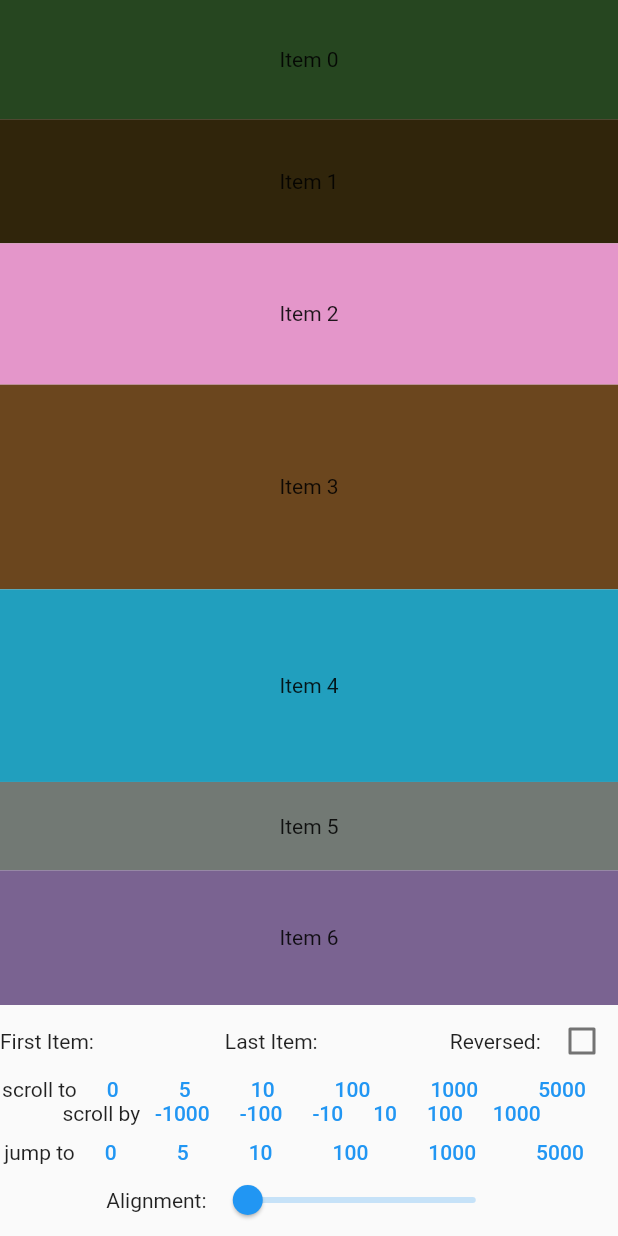
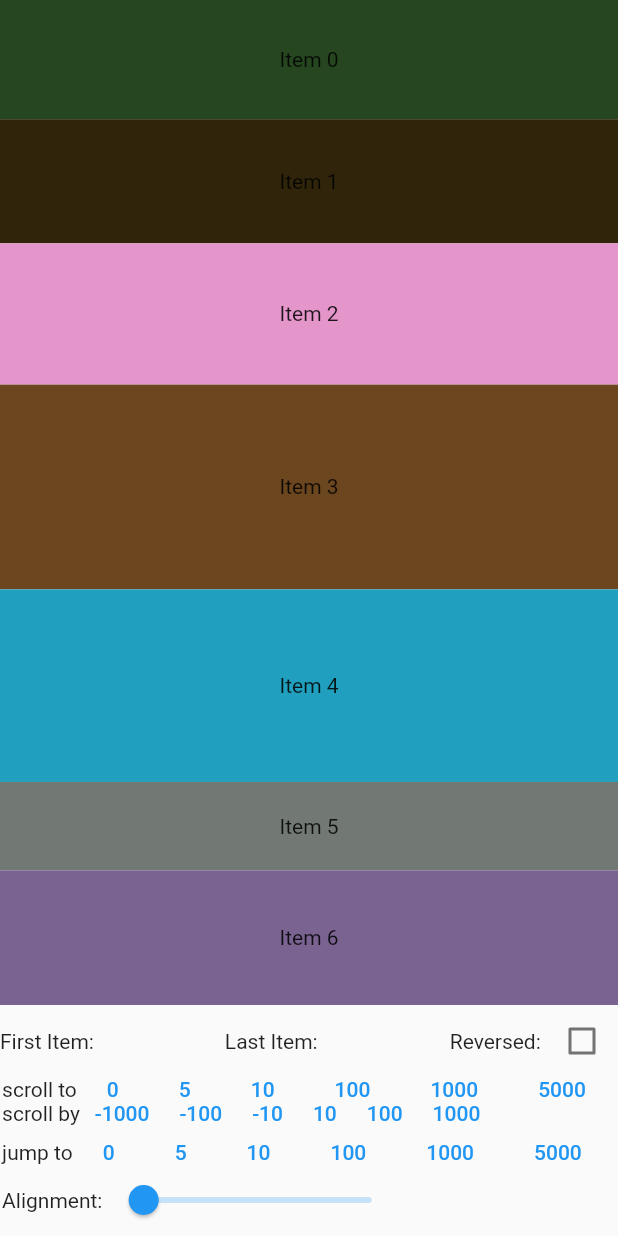
Before and after one commit to hidechy/flutter_scroll_package, a Flutter app: the screen it shows after launch, after a tap on "scrollable_positioned_list", on a phone screen of 412 x 824 dp. Run offline on Flutter 3.47's test engine with Material 2 defaults, Android fonts, the phone set to English and light mode, and no system bars; drawn by our look-alikes of scrollable_positioned_list; our stand-ins replace scroll_to_index; missing offline and left inert: indexed_list_view.

Commit message:
commit 20231117

```diff
--- a/lib/pages/scrollable_positioned_list_page.dart
+++ b/lib/pages/scrollable_positioned_list_page.dart
@@ -1,7 +1,3 @@
-// Copyright 2019 The Fuchsia Authors. All rights reserved.
-// Use of this source code is governed by a BSD-style license that can be
-// found in the LICENSE file.
-
 import 'dart:math';
 import 'package:flutter/material.dart';
 import 'package:scrollable_positioned_list/scrollable_positioned_list.dart';
@@ -17,40 +13,48 @@ class ScrollablePositionedListPage extends StatefulWidget {
   const ScrollablePositionedListPage({super.key});
 
   @override
-  // ignore: library_private_types_in_public_api
   _ScrollablePositionedListPageState createState() => _ScrollablePositionedListPageState();
 }
 
 class _ScrollablePositionedListPageState extends State<ScrollablePositionedListPage> {
-  /// Controller to scroll or jump to a particular item.
   final ItemScrollController itemScrollController = ItemScrollController();
 
-  /// Controller to scroll a certain number of pixels relative to the current
-  /// scroll offset.
   final ScrollOffsetController scrollOffsetController = ScrollOffsetController();
 
-  /// Listener that reports the position of items when the list is scrolled.
   final ItemPositionsListener itemPositionsListener = ItemPositionsListener.create();
+
   late List<double> itemHeights;
+
   late List<Color> itemColors;
+
   bool reversed = false;
 
-  /// The alignment to be used next time the user scrolls or jumps to an item.
   double alignment = 0;
 
+  ///
   @override
   void initState() {
     super.initState();
+
     final heightGenerator = Random(328902348);
+
     final colorGenerator = Random(42490823);
+
     itemHeights = List<double>.generate(
-        numberOfItems, (int _) => heightGenerator.nextDouble() * (maxItemHeight - minItemHeight) + minItemHeight);
-    itemColors =
-        List<Color>.generate(numberOfItems, (int _) => Color(colorGenerator.nextInt(randomMax)).withOpacity(1));
+      numberOfItems,
+      (int _) => heightGenerator.nextDouble() * (maxItemHeight - minItemHeight) + minItemHeight,
+    );
+
+    itemColors = List<Color>.generate(
+      numberOfItems,
+      (int _) => Color(colorGenerator.nextInt(randomMax)).withOpacity(1),
+    );
   }
 
+  ///
   @override
-  Widget build(BuildContext context) => Material(
+  Widget build(BuildContext context) {
+    return Material(
       child: OrientationBuilder(
         builder: (context, orientation) => Column(
           children: <Widget>[
@@ -64,6 +68,7 @@ class _ScrollablePositionedListPageState extends State<ScrollablePositionedListP
                 mainAxisSize: MainAxisSize.min,
                 children: <Widget>[
                   Column(
+                    crossAxisAlignment: CrossAxisAlignment.start,
                     children: <Widget>[
                       scrollControlButtons,
                       scrollOffsetControlButtons,
@@ -79,16 +84,17 @@ class _ScrollablePositionedListPageState extends State<ScrollablePositionedListP
         ),
       ),
     );
+  }
 
-  Widget get alignmentControl => Row(
+  ///
+  Widget get alignmentControl {
+    return Row(
       children: <Widget>[
         const Text('Alignment: '),
         SizedBox(
           width: 200,
           child: SliderTheme(
-              data: const SliderThemeData(
-                showValueIndicator: ShowValueIndicator.always,
-              ),
+            data: const SliderThemeData(showValueIndicator: ShowValueIndicator.always),
             child: Slider(
               value: alignment,
               label: alignment.toStringAsFixed(2),
@@ -98,8 +104,11 @@ class _ScrollablePositionedListPageState extends State<ScrollablePositionedListP
         ),
       ],
     );
+  }
 
-  Widget list(Orientation orientation) => ScrollablePositionedList.builder(
+  ///
+  Widget list(Orientation orientation) {
+    return ScrollablePositionedList.builder(
       itemCount: numberOfItems,
       itemBuilder: (context, index) => item(index, orientation),
       itemScrollController: itemScrollController,
@@ -108,46 +117,43 @@ class _ScrollablePositionedListPageState extends State<ScrollablePositionedListP
       reverse: reversed,
       scrollDirection: orientation == Orientation.portrait ? Axis.vertical : Axis.horizontal,
     );
+  }
 
-  Widget get positionsView => ValueListenableBuilder<Iterable<ItemPosition>>(
+  ///
+  Widget get positionsView {
+    return ValueListenableBuilder<Iterable<ItemPosition>>(
       valueListenable: itemPositionsListener.itemPositions,
       builder: (context, positions, child) {
         int? min;
         int? max;
         if (positions.isNotEmpty) {
-            // Determine the first visible item by finding the item with the
-            // smallest trailing edge that is greater than 0.  i.e. the first
-            // item whose trailing edge in visible in the viewport.
           min = positions
               .where((ItemPosition position) => position.itemTrailingEdge > 0)
-                .reduce((ItemPosition min, ItemPosition position) =>
-                    position.itemTrailingEdge < min.itemTrailingEdge ? position : min)
-                .index;
-            // Determine the last visible item by finding the item with the
-            // greatest leading edge that is less than 1.  i.e. the last
-            // item whose leading edge in visible in the viewport.
+              .reduce((ItemPosition min, ItemPosition position) {
+            return position.itemTrailingEdge < min.itemTrailingEdge ? position : min;
+          }).index;
+
           max = positions
               .where((ItemPosition position) => position.itemLeadingEdge < 1)
-                .reduce((ItemPosition max, ItemPosition position) =>
-                    position.itemLeadingEdge > max.itemLeadingEdge ? position : max)
-                .index;
+              .reduce((ItemPosition max, ItemPosition position) {
+            return position.itemLeadingEdge > max.itemLeadingEdge ? position : max;
+          }).index;
         }
         return Row(
           children: <Widget>[
             Expanded(child: Text('First Item: ${min ?? ''}')),
             Expanded(child: Text('Last Item: ${max ?? ''}')),
             const Text('Reversed: '),
-              Checkbox(
-                  value: reversed,
-                  onChanged: (bool? value) => setState(() {
-                        reversed = value!;
-                      }))
+            Checkbox(value: reversed, onChanged: (bool? value) => setState(() => reversed = value!))
           ],
         );
       },
     );
+  }
 
-  Widget get scrollControlButtons => Row(
+  ///
+  Widget get scrollControlButtons {
+    return Row(
       children: <Widget>[
         const Text('scroll to'),
         scrollItemButton(0),
@@ -158,8 +164,11 @@ class _ScrollablePositionedListPageState extends State<ScrollablePositionedListP
         scrollItemButton(5000),
       ],
     );
+  }
 
-  Widget get scrollOffsetControlButtons => Row(
+  ///
+  Widget get scrollOffsetControlButtons {
+    return Row(
       children: <Widget>[
         const Text('scroll by'),
         scrollOffsetButton(-1000),
@@ -170,8 +179,11 @@ class _ScrollablePositionedListPageState extends State<ScrollablePositionedListP
         scrollOffsetButton(1000),
       ],
     );
+  }
 
-  Widget get jumpControlButtons => Row(
+  ///
+  Widget get jumpControlButtons {
+    return Row(
       children: <Widget>[
         const Text('jump to'),
         jumpButton(0),
@@ -182,63 +194,83 @@ class _ScrollablePositionedListPageState extends State<ScrollablePositionedListP
         jumpButton(5000),
       ],
     );
+  }
 
-  ButtonStyle _scrollButtonStyle({required double horizonalPadding}) => ButtonStyle(
-        padding: MaterialStateProperty.all(
-          EdgeInsets.symmetric(horizontal: horizonalPadding),
-        ),
+  ///
+  ButtonStyle _scrollButtonStyle({required double horizonalPadding}) {
+    return ButtonStyle(
+      padding: MaterialStateProperty.all(EdgeInsets.symmetric(horizontal: horizonalPadding)),
       minimumSize: MaterialStateProperty.all(Size.zero),
       tapTargetSize: MaterialTapTargetSize.shrinkWrap,
     );
+  }
 
-  Widget scrollItemButton(int value) => TextButton(
+  ///
+  Widget scrollItemButton(int value) {
+    return TextButton(
       key: ValueKey<String>('Scroll$value'),
       onPressed: () => scrollTo(value),
       style: _scrollButtonStyle(horizonalPadding: 20),
       child: Text('$value'),
     );
+  }
 
-  Widget scrollOffsetButton(int value) => TextButton(
+  ///
+  Widget scrollOffsetButton(int value) {
+    return TextButton(
       key: ValueKey<String>('Scroll$value'),
       onPressed: () => scrollBy(value.toDouble()),
       style: _scrollButtonStyle(horizonalPadding: 10),
       child: Text('$value'),
     );
+  }
 
-  Widget scrollPixelButton(int value) => TextButton(
+  ///
+  Widget scrollPixelButton(int value) {
+    return TextButton(
       key: ValueKey<String>('Scroll$value'),
       onPressed: () => scrollTo(value),
       style: _scrollButtonStyle(horizonalPadding: 20),
       child: Text('$value'),
     );
+  }
 
-  Widget jumpButton(int value) => TextButton(
+  ///
+  Widget jumpButton(int value) {
+    return TextButton(
       key: ValueKey<String>('Jump$value'),
       onPressed: () => jumpTo(value),
       style: _scrollButtonStyle(horizonalPadding: 20),
       child: Text('$value'),
     );
+  }
 
-  void scrollTo(int index) => itemScrollController.scrollTo(
-      index: index, duration: scrollDuration, curve: Curves.easeInOutCubic, alignment: alignment);
+  ///
+  void scrollTo(int index) {
+    itemScrollController.scrollTo(
+      index: index,
+      duration: scrollDuration,
+      curve: Curves.easeInOutCubic,
+      alignment: alignment,
+    );
+  }
 
-  void scrollBy(double offset) =>
+  ///
+  void scrollBy(double offset) {
     scrollOffsetController.animateScroll(offset: offset, duration: scrollDuration, curve: Curves.easeInOutCubic);
+  }
 
-  void jumpTo(int index) => itemScrollController.jumpTo(index: index, alignment: alignment);
+  ///
+  void jumpTo(int index) {
+    itemScrollController.jumpTo(index: index, alignment: alignment);
+  }
 
-  /// Generate item number [i].
+  ///
   Widget item(int i, Orientation orientation) {
     return SizedBox(
       height: orientation == Orientation.portrait ? itemHeights[i] : null,
       width: orientation == Orientation.landscape ? itemHeights[i] : null,
-      // ignore: use_colored_box
-      child: Container(
-        color: itemColors[i],
-        child: Center(
-          child: Text('Item $i'),
-        ),
-      ),
+      child: Container(color: itemColors[i], child: Center(child: Text('Item $i'))),
     );
   }
 }
```
Lines whose indentation alone changed are shown as unchanged.
